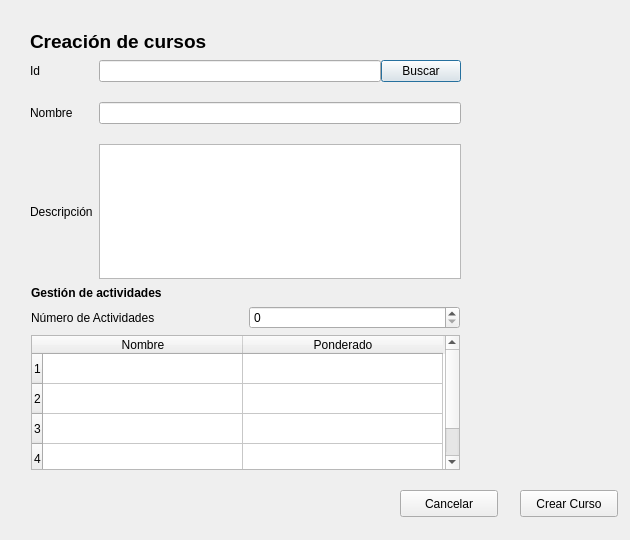
This is SGC/Vista/CrearCurso.ui in fernandosanchez1128/SGC as Qt 5 draws it before an edit. The edited form follows.
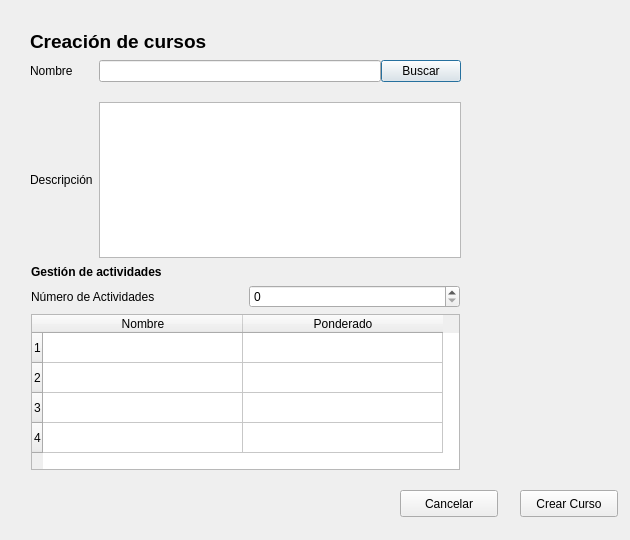
This is the edited form.

```diff
--- a/SGC/Vista/CrearCurso.ui
+++ b/SGC/Vista/CrearCurso.ui
@@ -39,13 +39,6 @@
        <number>20</number>
       </property>
       <item row="2" column="1">
-       <widget class="QLabel" name="lbNombre">
-        <property name="text">
-         <string>Nombre</string>
-        </property>
-       </widget>
-      </item>
-      <item row="3" column="1">
        <widget class="QLabel" name="lbDescripcion">
         <property name="text">
          <string>Descripción</string>
@@ -53,9 +46,6 @@
        </widget>
       </item>
       <item row="2" column="2">
-       <widget class="QLineEdit" name="leNombre"/>
-      </item>
-      <item row="3" column="2">
        <widget class="QTextEdit" name="teDescripcion">
         <property name="maximumSize">
          <size>
@@ -66,16 +56,16 @@
        </widget>
       </item>
       <item row="1" column="1">
-       <widget class="QLabel" name="lbNombre_2">
+       <widget class="QLabel" name="lbNombre">
         <property name="text">
-         <string>Id</string>
+         <string>Nombre</string>
         </property>
        </widget>
       </item>
       <item row="1" column="2">
        <layout class="QHBoxLayout" name="horizontalLayout_2">
         <item>
-         <widget class="QLineEdit" name="leCurso"/>
+         <widget class="QLineEdit" name="leNombre"/>
         </item>
         <item>
          <widget class="QPushButton" name="btBuscar">
```
Left out of the diff: 17 changed lines with no effect on the pictures.
